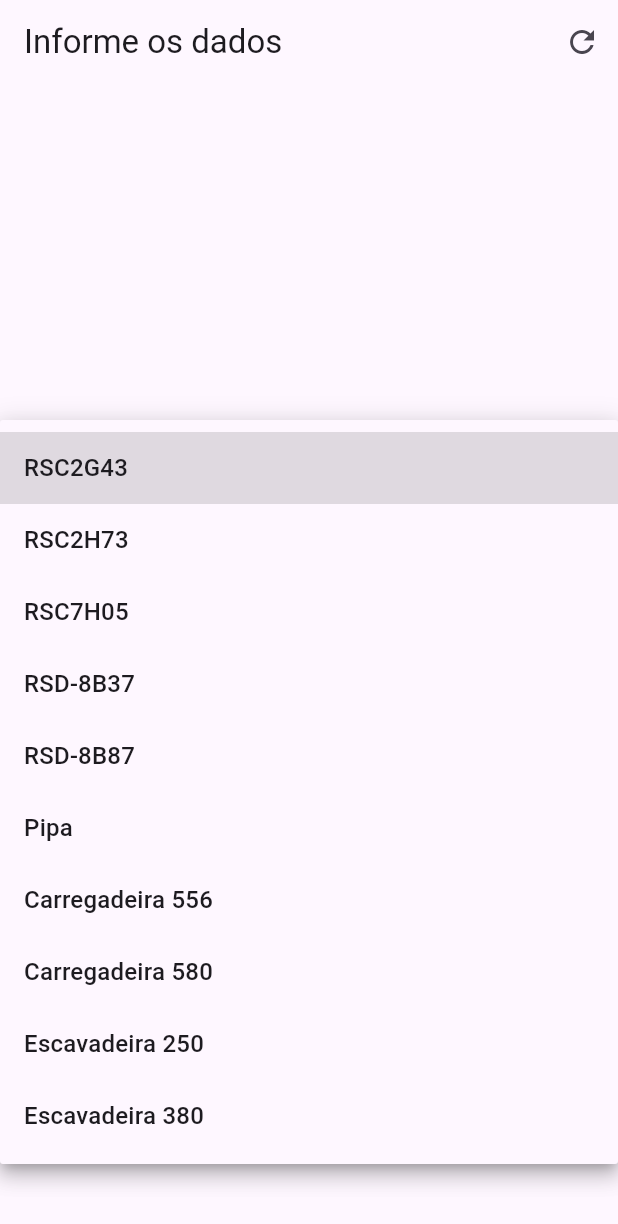
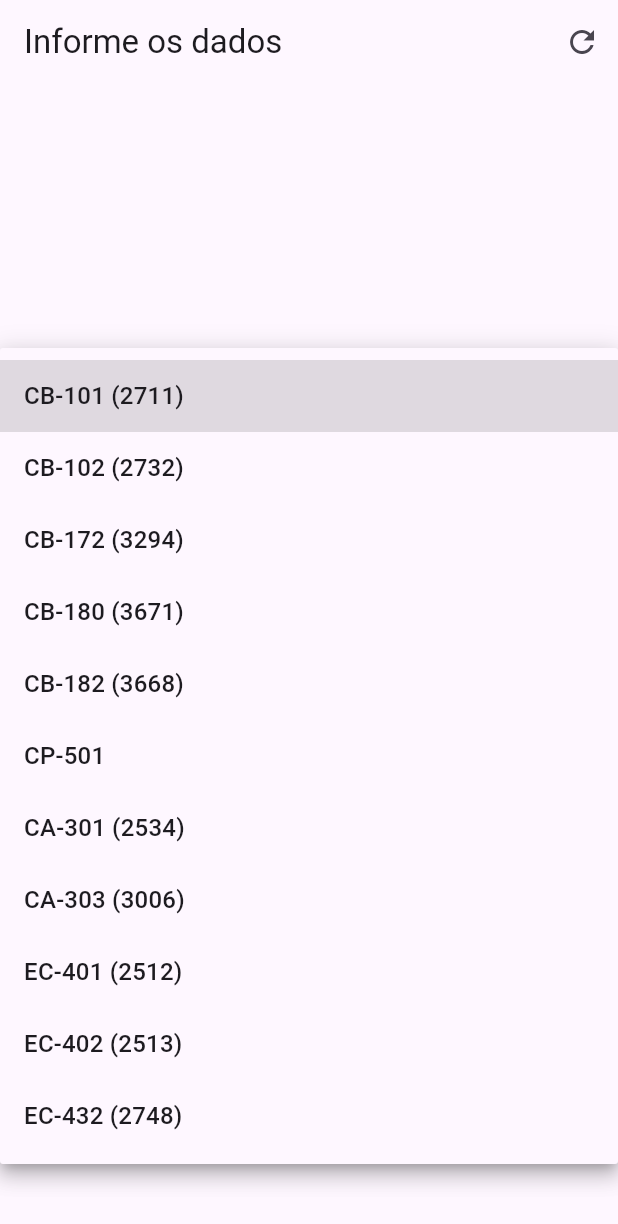
Before and after one commit to Bukayh/aplicativo_viagens, a Flutter app: the screen it shows after launch, after a tap on "Selecione a máquina", on a phone screen of 412 x 824 dp. Shown: the top 1224 px of the screen. Run offline on Flutter 3.47's test engine with Material 3 defaults, Android fonts, the phone set to English and light mode, and no system bars; our stand-ins replace share_plus, shared_preferences.

Commit message:
Trocado os nomes dos equipamentos

```diff
--- a/lib/main.dart
+++ b/lib/main.dart
@@ -35,19 +35,20 @@ class _NomeColaboradorScreenState extends State<NomeColaboradorScreen> {
   String? _maquinaSelecionada;
 
   final List<String> _maquinasCaminhoes = [
-    'RSC2G43',
-    'RSC2H73',
-    'RSC7H05',
-    'RSD-8B37',
-    'RSD-8B87',
-    'Pipa',
+    'CB-101 (2711)',
+    'CB-102 (2732)',
+    'CB-172 (3294)',
+    'CB-180 (3671)',
+    'CB-182 (3668)',
+    'CP-501',
   ];
 
   final List<String> _maquinasCarregadeirasEscavadeiras = [
-    'Carregadeira 556',
-    'Carregadeira 580',
-    'Escavadeira 250',
-    'Escavadeira 380',
+    'CA-301 (2534)',
+    'CA-303 (3006)',
+    'EC-401 (2512)',
+    'EC-402 (2513)',
+    'EC-432 (2748)',
   ];
 
   @override
@@ -696,6 +697,13 @@ void _removerViagemAtipica(int id) {
                   keyboardType: TextInputType.number,
                 ),
                 SizedBox(height: 20),
+                if (widget.kmInicial != null)
+                  TextField(
+                    controller: _kmFinalController,
+                    decoration: InputDecoration(labelText: 'KM Final'),
+                    keyboardType: TextInputType.number,
+                  ),
+                                  SizedBox(height: 20),
                 TextField(
                   controller: _horaFinalController,
                   decoration: InputDecoration(labelText: 'Hora Final'),
@@ -713,13 +721,6 @@ void _removerViagemAtipica(int id) {
                     }
                   },
                 ),
-                SizedBox(height: 20),
-                if (widget.kmInicial != null)
-                  TextField(
-                    controller: _kmFinalController,
-                    decoration: InputDecoration(labelText: 'KM Final'),
-                    keyboardType: TextInputType.number,
-                  ),
               ],
             ),
           ),
@@ -751,7 +752,7 @@ void _removerViagemAtipica(int id) {
   }) async {
     String dados = '''
 Nome: ${widget.nome}
-Máquina: ${widget.maquina}
+Equipamento: ${widget.maquina}
 Horímetro Inicial: ${widget.horimetroInicial}
 ${widget.kmInicial != null ? 'KM Inicial: ${widget.kmInicial}' : ''}
 Turno: ${widget.turno}
@@ -775,8 +776,8 @@ Viagens:
 
     dados += '''
 Horímetro Final: $horimetroFinal
+${kmFinal != null ? 'KM Final: $kmFinal' : ''}
 Hora Final: $horaFinal
-${kmFinal != null ? 'KM Final: $kmFinal' : ''}
 ''';
 
     // Salvar os dados usando shared_preferences
```
